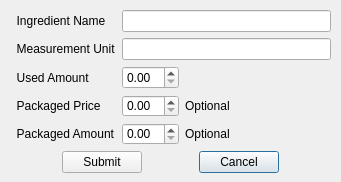
Old version of the form addingredientdialog.ui in the repository RoughRoman/Recipe-Manager-GUI.
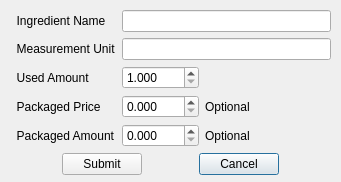
New version of the form.

```diff
--- a/addingredientdialog.ui
+++ b/addingredientdialog.ui
@@ -19,7 +19,7 @@
      <x>10</x>
      <y>10</y>
      <width>321</width>
-     <height>163</height>
+     <height>174</height>
     </rect>
    </property>
    <layout class="QFormLayout" name="formLayout">
@@ -65,6 +65,15 @@
         <property name="toolTip">
          <string>&lt;html&gt;&lt;head/&gt;&lt;body&gt;&lt;p&gt;Multiples or precise amounts relative to the specified measurment unit. &lt;/p&gt;&lt;p&gt;E.g. 1.0, 1.5, 0.5, 100, 28 ...&lt;/p&gt;&lt;/body&gt;&lt;/html&gt;</string>
         </property>
+        <property name="decimals">
+         <number>3</number>
+        </property>
+        <property name="minimum">
+         <double>1.000000000000000</double>
+        </property>
+        <property name="maximum">
+         <double>9999.000000000000000</double>
+        </property>
        </widget>
       </item>
       <item>
@@ -96,6 +105,12 @@
         <property name="toolTip">
          <string>The purchased product price</string>
         </property>
+        <property name="decimals">
+         <number>3</number>
+        </property>
+        <property name="maximum">
+         <double>9999.000000000000000</double>
+        </property>
        </widget>
       </item>
       <item>
@@ -134,6 +149,12 @@
         <property name="toolTip">
          <string>The purchased product amount</string>
         </property>
+        <property name="decimals">
+         <number>3</number>
+        </property>
+        <property name="maximum">
+         <double>9999.000000000000000</double>
+        </property>
        </widget>
       </item>
       <item>
```
